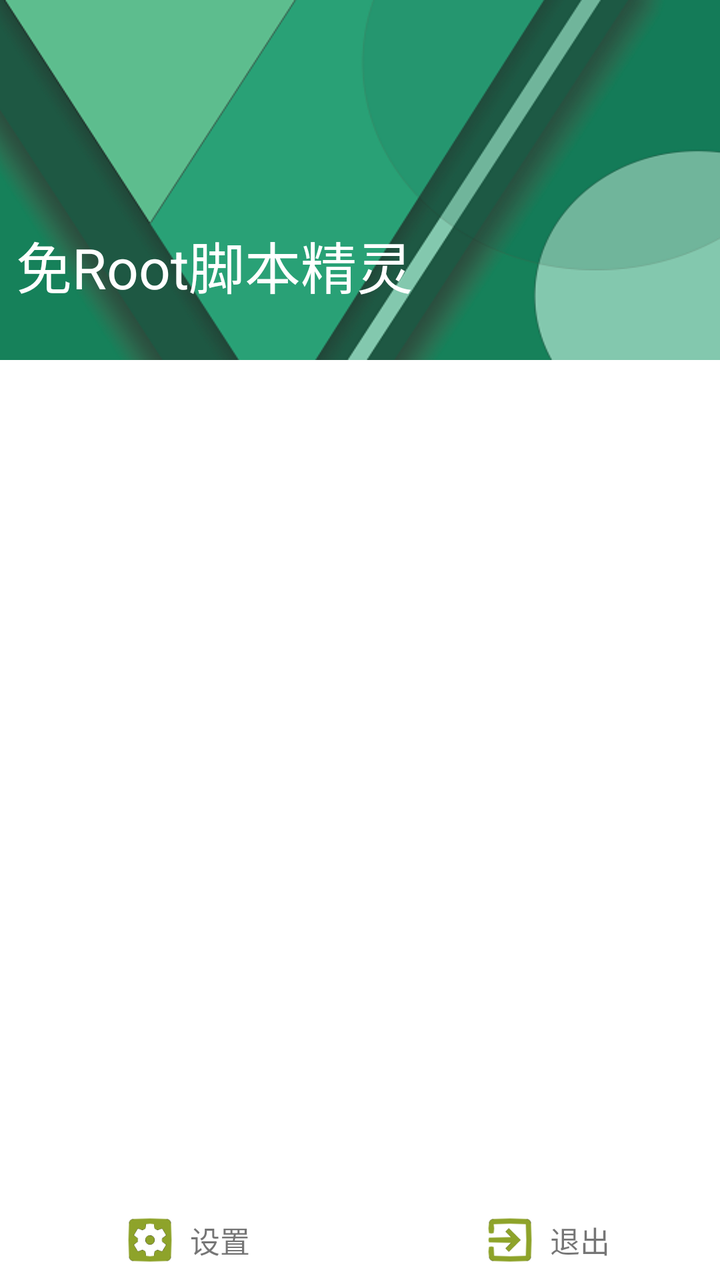
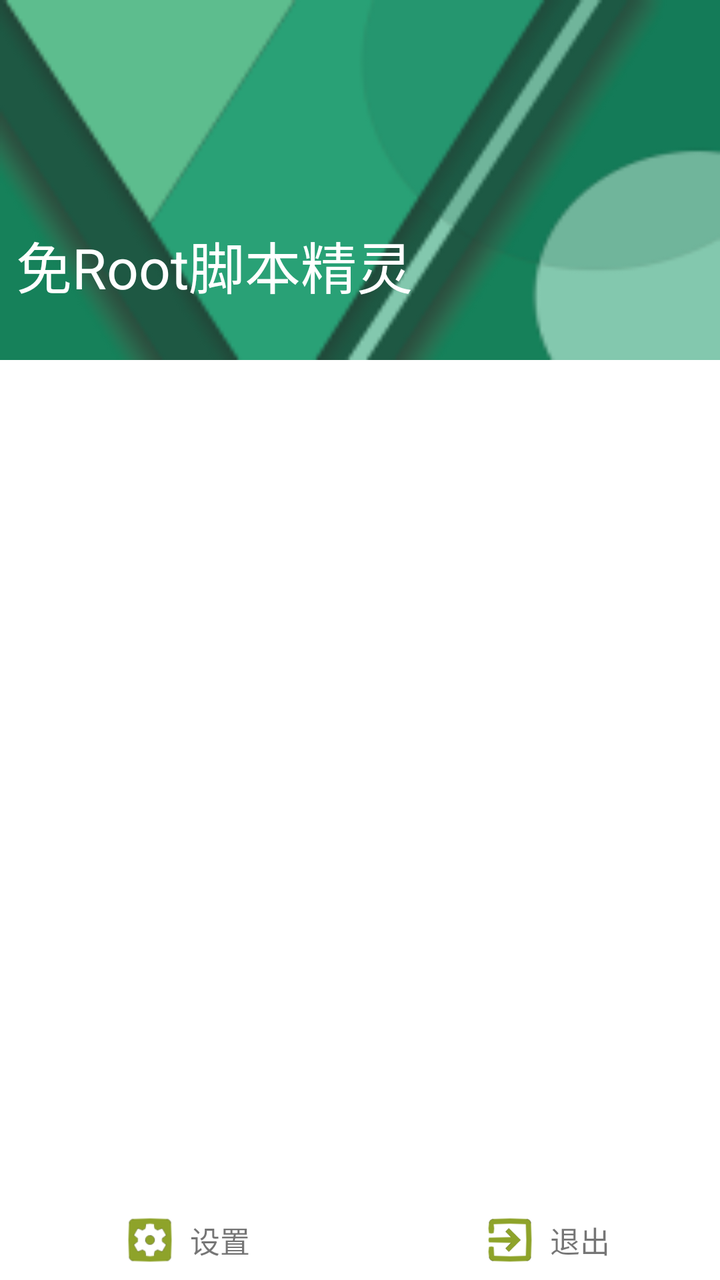

Compare the two renders of this Android layout. The source of the first and the diff that turns it into the second are given below.
<!-- AndroidManifest.xml: application theme AppTheme -->
<!-- res/layout/drawer.xml -->
<?xml version="1.0" encoding="utf-8"?>
<LinearLayout xmlns:android="http://schemas.android.com/apk/res/android"
              xmlns:tools="http://schemas.android.com/tools"
              android:layout_width="match_parent"
              android:layout_height="match_parent"
              android:background="@android:color/white"
              android:clickable="true"
              android:fitsSystemWindows="false"
              android:importantForAccessibility="no"
              android:orientation="vertical">

    <RelativeLayout
        android:layout_width="match_parent"
        android:layout_height="180dp"
        android:layout_marginBottom="5dp">

        <ImageView
            android:layout_width="match_parent"
            android:layout_height="match_parent"
            android:scaleType="fitXY"
            android:src="@drawable/slide_menu_img"/>

        <TextView
            android:id="@+id/version"
            android:layout_width="wrap_content"
            android:layout_height="wrap_content"
            android:layout_alignParentBottom="true"
            android:layout_marginBottom="8dp"
            android:layout_marginLeft="8dp"
            android:gravity="center"
            android:textColor="@android:color/white"
            android:textSize="14sp"/>


        <TextView
            android:id="@+id/app_name"
            android:layout_width="wrap_content"
            android:layout_height="wrap_content"
            android:layout_above="@id/version"
            android:layout_marginLeft="8dp"
            android:gravity="center"
            android:text="@string/_app_name"
            android:textColor="@android:color/white"
            android:textSize="28sp"/>


    </RelativeLayout>


    <LinearLayout
        android:layout_width="match_parent"
        android:layout_height="match_parent"
        android:orientation="vertical">

        <FrameLayout
            android:id="@+id/fragment_slide_menu"
            android:layout_width="match_parent"
            android:layout_height="0dp"
            android:layout_weight="1"/>

        <LinearLayout
            android:layout_width="match_parent"
            android:layout_height="40dp"
            android:layout_gravity="bottom">

            <LinearLayout
                android:id="@+id/setting"
                android:layout_width="0dp"
                android:layout_height="match_parent"
                android:layout_weight="1"
                android:background="?selectableItemBackground"
                android:gravity="center"
                android:orientation="horizontal">

                <ImageView
                    android:layout_width="40dp"
                    android:layout_height="40dp"
                    android:padding="6dp"
                    android:src="@drawable/ic_settings_applications_green_48dp"/>

                <TextView
                    android:layout_width="wrap_content"
                    android:layout_height="wrap_content"
                    android:gravity="center"
                    android:text="@string/text_setting"
                    android:textSize="15sp"/>
            </LinearLayout>

            <LinearLayout
                android:id="@+id/exit"
                android:layout_width="0dp"
                android:layout_height="match_parent"
                android:layout_weight="1"
                android:background="?selectableItemBackground"
                android:gravity="center"
                android:orientation="horizontal">

                <ImageView
                    android:layout_width="40dp"
                    android:layout_height="40dp"
                    android:padding="6dp"
                    android:src="@drawable/ic_exit_to_app_green_48dp"/>

                <TextView
                    android:layout_width="wrap_content"
                    android:layout_height="wrap_content"
                    android:gravity="center"
                    android:text="@string/text_exit"
                    android:textSize="15sp"/>
            </LinearLayout>
        </LinearLayout>

    </LinearLayout>


</LinearLayout>
<!-- resources referenced by this layout -->
<resources>
  <!-- drawable ic_exit_to_app_green_48dp: png bitmap (drawable, 1545 bytes) -->
  <!-- drawable ic_settings_applications_green_48dp: png bitmap (drawable, 2852 bytes) -->
  <!-- drawable slide_menu_img: png bitmap (drawable, 59736 bytes) -->
  <string name="_app_name">免Root脚本精灵</string>
  <string name="text_exit">退出</string>
  <string name="text_setting">设置</string>
  <style name="AppTheme" parent="Theme.AppCompat.Light.NoActionBar">
          
          <item name="colorPrimary">@color/colorPrimary</item>
          <item name="colorPrimaryDark">@color/colorPrimaryDark</item>
          <item name="colorAccent">@color/colorAccent</item>
      </style>
  <color name="colorPrimary">#8ea22a</color>
  <color name="colorPrimaryDark">#5e6b1e</color>
  <color name="colorAccent">#8ea22a</color>
</resources>

<!-- the commit's change to res/layout/drawer.xml (unified diff, before → after) -->
@@ -18,7 +18,7 @@
             android:layout_width="match_parent"
             android:layout_height="match_parent"
             android:scaleType="fitXY"
-            android:src="@drawable/slide_menu_img"/>
+            android:src="@drawable/slide_menu_img_200px"/>
 
         <TextView
             android:id="@+id/version"
<!-- resource entries referenced after the edit -->
@@ -1,8 +1,8 @@
 <!-- resources referenced by this layout -->
 <resources>
   <!-- drawable ic_exit_to_app_green_48dp: png bitmap (drawable, 1545 bytes) -->
-  <!-- drawable ic_settings_applications_green_48dp: png bitmap (drawable, 2852 bytes) -->
-  <!-- drawable slide_menu_img: png bitmap (drawable, 59736 bytes) -->
+  <!-- drawable ic_settings_applications_green_48dp: png bitmap (drawable, 2872 bytes) -->
+  <!-- drawable slide_menu_img_200px: png bitmap (drawable, 11326 bytes) -->
   <string name="_app_name">免Root脚本精灵</string>
   <string name="text_exit">退出</string>
   <string name="text_setting">设置</string>
